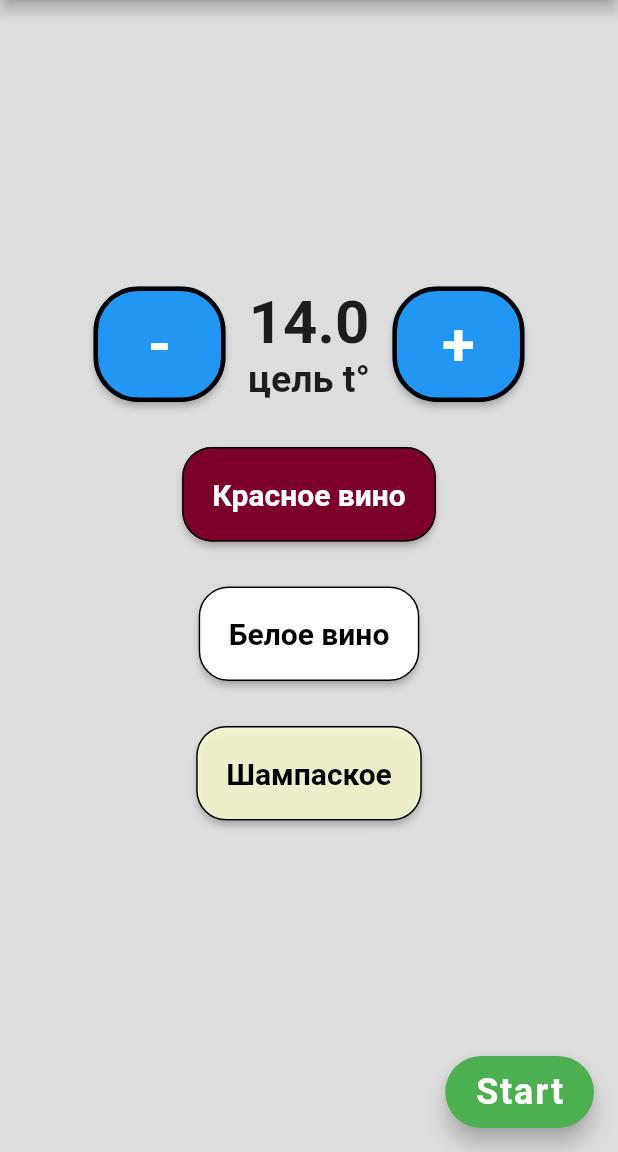
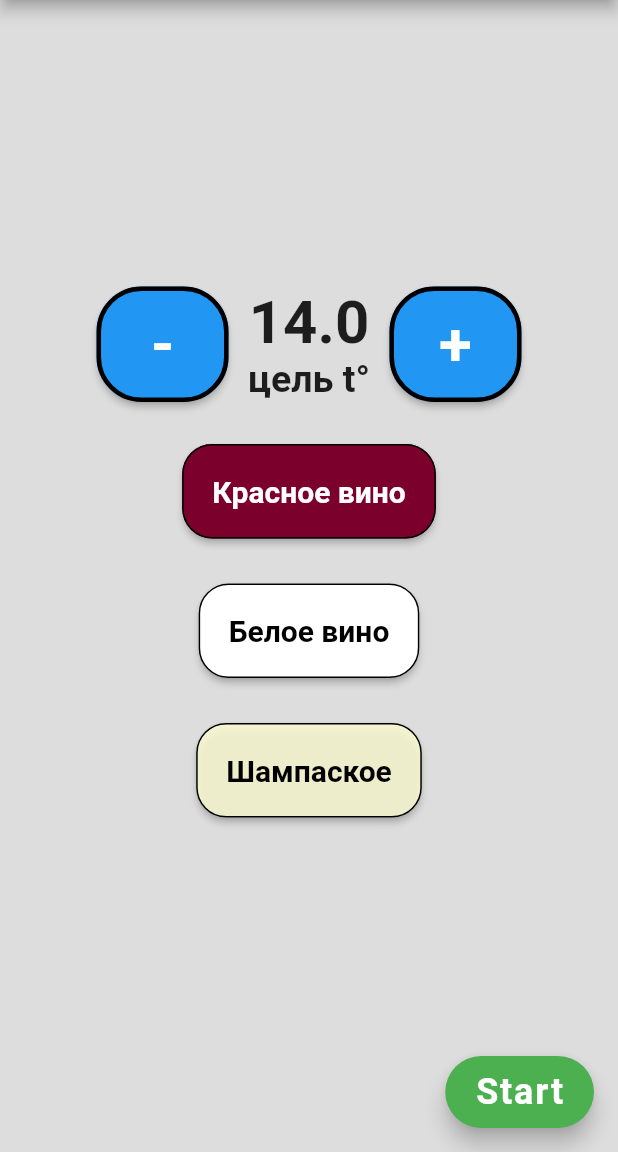
Before and after one commit to ohvino/ohvino, a Flutter app: the screen it shows after launch, on a phone screen of 412 x 824 dp, the part 84-1236 px from its top. Run offline on Flutter 3.47's test engine with Material 2 defaults, Android fonts, the phone set to English and light mode, and no system bars; our stand-ins replace flutter_local_notifications.

Commit message:
iOs +/- reduced

```diff
--- a/lib/main.dart
+++ b/lib/main.dart
@@ -146,7 +146,7 @@ class PlusMinusButton extends Padding {
   PlusMinusButton( String txt, this._func) : super (
     padding: EdgeInsets.all(_edgePlus),
     child: RaisedButton(
-      padding: EdgeInsets.all(_edgePlus),
+      padding: EdgeInsets.all(_padPreset),
       shape: new RoundedRectangleBorder( side: new BorderSide(width: 3.0, color: Colors.black),
           borderRadius: new BorderRadius.circular(30.0)),
       color: Colors.blue,
@@ -162,7 +162,8 @@ class PlusMinusButton extends Padding {
     )
   );
 
-  static const double _edgePlus = 15.0;
+  static const double _edgePlus = 13.0;
+  static const double _padPreset = 15.0;
   static const double _fontPlus = 40.0;
 
   Function() _func;
@@ -356,29 +357,11 @@ class MyHomePageState extends State<MyHomePage> {
   Widget build(BuildContext context) {
     return Scaffold(
       appBar: AppBar(
-        // Here we take the value from the MyHomePage object that was created by
-        // the App.build method, and use it to set our appbar title.
         title: Text(widget.title),
       ),
       body: Center(
-        // Center is a layout widget. It takes a single child and positions it
-        // in the middle of the parent.
         child: Column(
-          // Column is also a layout widget. It takes a list of children and
-          // arranges them vertically. By default, it sizes itself to fit its
-          // children horizontally, and tries to be as tall as its parent.
-          //
-          // Invoke "debug painting" (press "p" in the console, choose the
-          // "Toggle Debug Paint" action from the Flutter Inspector in Android
-          // Studio, or the "Toggle Debug Paint" command in Visual Studio Code)
-          // to see the wireframe for each widget.
-          //
-          // Column has various properties to control how it sizes itself and
-          // how it positions its children. Here we use mainAxisAlignment to
-          // center the children vertically; the main axis here is the vertical
-          // axis because Columns are vertical (the cross axis would be
-          // horizontal).
-          mainAxisAlignment: MainAxisAlignment.center,
+           mainAxisAlignment: MainAxisAlignment.center,
           children: <Widget>[
             Row(
               mainAxisAlignment: MainAxisAlignment.center,
```
Also changed, not shown: 1 other file.
